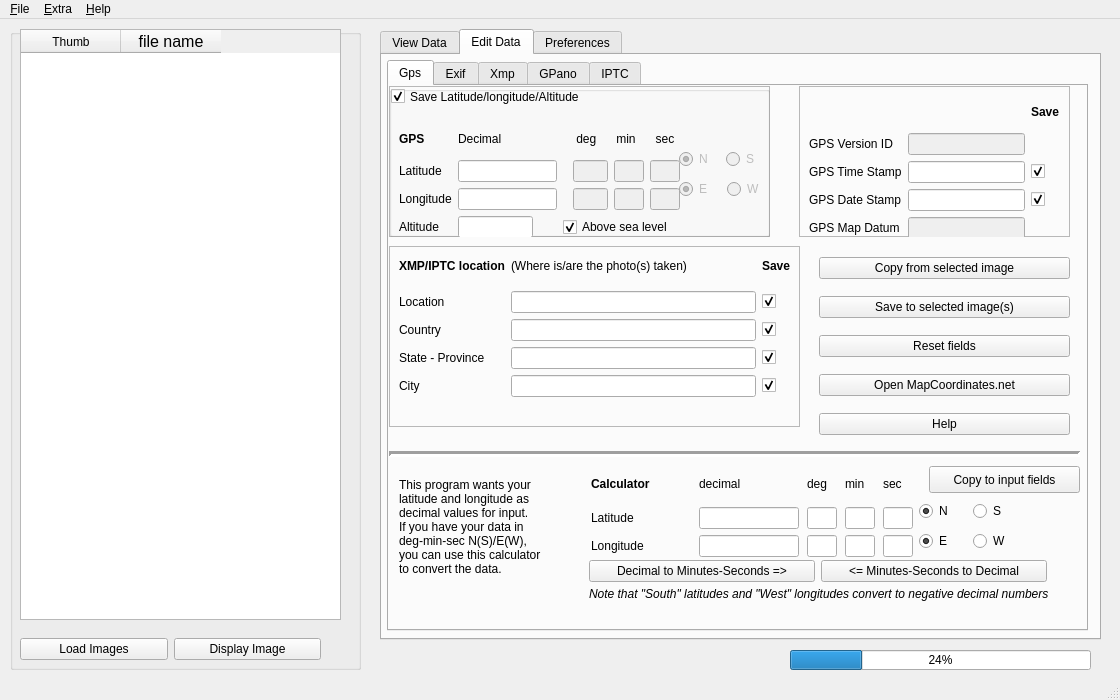
The window that scripts/ui/MainWindow.ui (hvdwolf/pyExifToolGUI) describes before a commit, drawn with Qt 5.
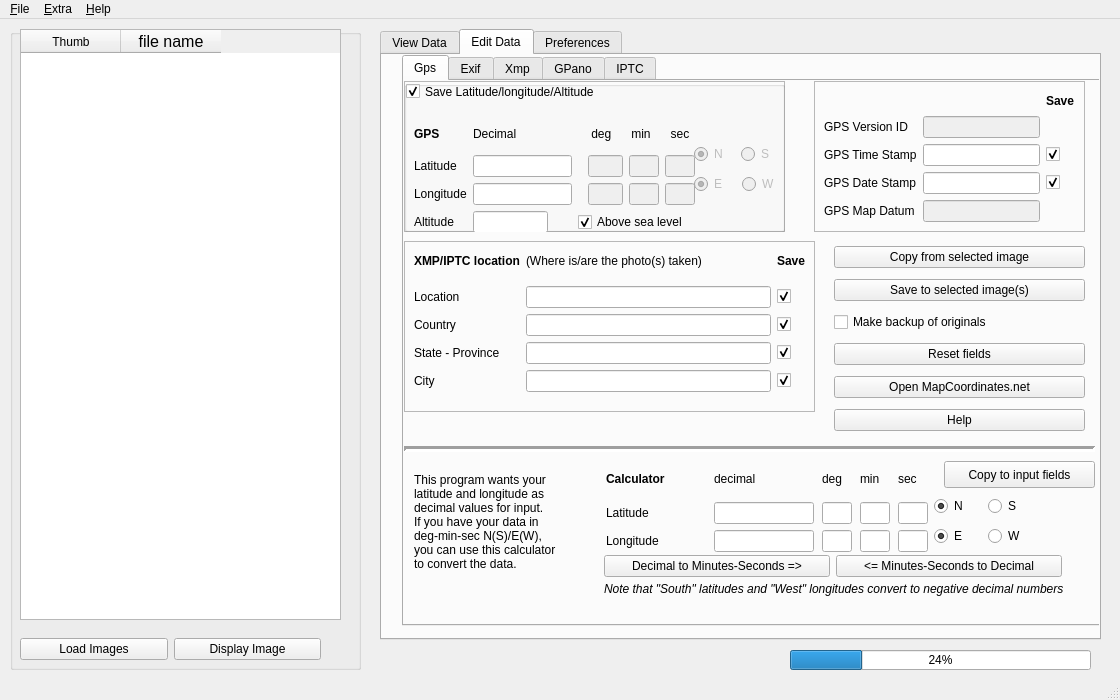
The same window after the commit. The open tabs and pages were chosen to show the change.

Commit message: correct some minor errors; add to all image "changing" functions a "Make backup of originals" checkbox

```diff
--- a/scripts/ui/MainWindow.ui
+++ b/scripts/ui/MainWindow.ui
@@ -314,8 +314,8 @@
      <widget class="QTabWidget" name="tabWidget_2">
       <property name="geometry">
        <rect>
-        <x>5</x>
-        <y>5</y>
+        <x>20</x>
+        <y>0</y>
         <width>701</width>
         <height>571</height>
        </rect>
@@ -363,6 +363,13 @@
            </property>
           </widget>
          </item>
+         <item>
+          <widget class="QCheckBox" name="chk_gps_backuporiginals">
+           <property name="text">
+            <string>Make backup of originals</string>
+           </property>
+          </widget>
+         </item>
          <item>
           <widget class="QPushButton" name="btn_resetgps">
            <property name="toolTip">
@@ -1198,19 +1205,56 @@
          <property name="geometry">
           <rect>
            <x>0</x>
-           <y>1</y>
+           <y>0</y>
            <width>261</width>
-           <height>152</height>
+           <height>141</height>
           </rect>
          </property>
-         <layout class="QGridLayout" name="gridLayout_9">
+         <layout class="QGridLayout" name="gridLayout_9" rowstretch="0,0,0,0,0,0" rowminimumheight="0,0,0,0,0,0">
           <property name="leftMargin">
            <number>10</number>
           </property>
           <property name="topMargin">
            <number>10</number>
           </property>
-          <item row="3" column="1">
+          <item row="0" column="2">
+           <widget class="QLabel" name="label_81">
+            <property name="font">
+             <font>
+              <weight>75</weight>
+              <bold>true</bold>
+             </font>
+            </property>
+            <property name="text">
+             <string>Save</string>
+            </property>
+           </widget>
+          </item>
+          <item row="1" column="1">
+           <widget class="QLineEdit" name="gps_versionid">
+            <property name="enabled">
+             <bool>false</bool>
+            </property>
+            <property name="readOnly">
+             <bool>true</bool>
+            </property>
+           </widget>
+          </item>
+          <item row="1" column="0">
+           <widget class="QLabel" name="label_80">
+            <property name="text">
+             <string>GPS Version ID</string>
+            </property>
+           </widget>
+          </item>
+          <item row="2" column="0">
+           <widget class="QLabel" name="label_78">
+            <property name="text">
+             <string>GPS Time Stamp</string>
+            </property>
+           </widget>
+          </item>
+          <item row="2" column="1">
            <widget class="QLineEdit" name="gps_timestamp">
             <property name="toolTip">
              <string>Time in HH:MM:SS (24 hrs)</string>
@@ -1220,14 +1264,34 @@
             </property>
            </widget>
           </item>
-          <item row="4" column="0">
+          <item row="2" column="2">
+           <widget class="QCheckBox" name="chk_gps_timestamp">
+            <property name="text">
+             <string/>
+            </property>
+            <property name="checked">
+             <bool>true</bool>
+            </property>
+           </widget>
+          </item>
+          <item row="3" column="0">
            <widget class="QLabel" name="label_77">
             <property name="text">
              <string>GPS Date Stamp</string>
             </property>
            </widget>
           </item>
-          <item row="4" column="2">
+          <item row="3" column="1">
+           <widget class="QLineEdit" name="gps_datestamp">
+            <property name="toolTip">
+             <string>Date in YYYY:MM:DD</string>
+            </property>
+            <property name="statusTip">
+             <string>Date in YYYY:MM:DD</string>
+            </property>
+           </widget>
+          </item>
+          <item row="3" column="2">
            <widget class="QCheckBox" name="chk_gps_datestamp">
             <property name="text">
              <string/>
@@ -1237,77 +1301,20 @@
             </property>
            </widget>
           </item>
-          <item row="5" column="1">
-           <widget class="QLineEdit" name="gps_mapdatum">
-            <property name="enabled">
-             <bool>false</bool>
-            </property>
-            <property name="readOnly">
-             <bool>true</bool>
-            </property>
-           </widget>
-          </item>
-          <item row="3" column="0">
-           <widget class="QLabel" name="label_78">
-            <property name="text">
-             <string>GPS Time Stamp</string>
-            </property>
-           </widget>
-          </item>
-          <item row="2" column="1">
-           <widget class="QLineEdit" name="gps_versionid">
-            <property name="enabled">
-             <bool>false</bool>
-            </property>
-            <property name="readOnly">
-             <bool>true</bool>
-            </property>
-           </widget>
-          </item>
-          <item row="5" column="0">
+          <item row="4" column="0">
            <widget class="QLabel" name="label_79">
             <property name="text">
              <string>GPS Map Datum</string>
             </property>
            </widget>
           </item>
-          <item row="2" column="0">
-           <widget class="QLabel" name="label_80">
-            <property name="text">
-             <string>GPS Version ID</string>
-            </property>
-           </widget>
-          </item>
-          <item row="3" column="2">
-           <widget class="QCheckBox" name="chk_gps_timestamp">
-            <property name="text">
-             <string/>
-            </property>
-            <property name="checked">
-             <bool>true</bool>
-            </property>
-           </widget>
-          </item>
           <item row="4" column="1">
-           <widget class="QLineEdit" name="gps_datestamp">
-            <property name="toolTip">
-             <string>Date in YYYY:MM:DD</string>
+           <widget class="QLineEdit" name="gps_mapdatum">
+            <property name="enabled">
+             <bool>false</bool>
             </property>
-            <property name="statusTip">
-             <string>Date in YYYY:MM:DD</string>
-            </property>
-           </widget>
-          </item>
-          <item row="1" column="2">
-           <widget class="QLabel" name="label_81">
-            <property name="font">
-             <font>
-              <weight>75</weight>
-              <bold>true</bold>
-             </font>
-            </property>
-            <property name="text">
-             <string>Save</string>
+            <property name="readOnly">
+             <bool>true</bool>
             </property>
            </widget>
           </item>
@@ -1341,7 +1348,7 @@
           <x>0</x>
           <y>160</y>
           <width>411</width>
-          <height>181</height>
+          <height>171</height>
          </rect>
         </property>
         <property name="frameShape">
```
Left out of the diff: 154 changed lines with no effect on the pictures. The commit also changes 10 other files.
